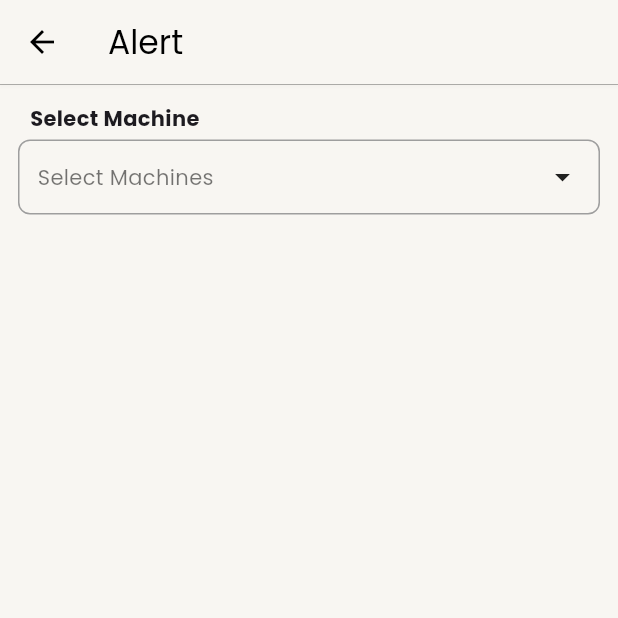
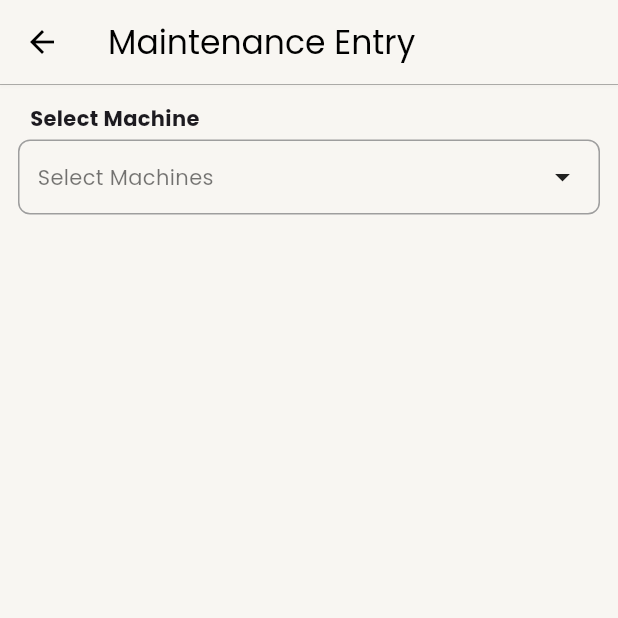
Before and after one commit to ParthDhankecha/trackweaving-app, a Flutter app: the MaintenanceEntryScreen screen opened directly, on a phone screen of 412 x 824 dp, the top half of it. Run offline on Flutter 3.47's test engine with Material 3 defaults, Android fonts, the phone set to English and light mode, and no system bars; our stand-ins replace animated_toggle_switch, firebase_core, firebase_messaging, flutter_local_notifications, flutter_svg, get and 6 more; missing offline and left inert: blinker; accounts and stored records are empty; network calls fail; project files that could hold a hidden picture were left out.

Commit message:
maintenance page title updated

```diff
--- a/lib/screens/settings_screen/maintenance_entry/maintenance_entry_screen.dart
+++ b/lib/screens/settings_screen/maintenance_entry/maintenance_entry_screen.dart
@@ -1,9 +1,9 @@
 import 'package:flutter/material.dart';
+import 'package:get/get.dart';
 import 'package:trackweaving/common_widgets/machine_search_dropdown.dart';
 import 'package:trackweaving/controllers/maintenance_category_controller.dart';
 import 'package:trackweaving/models/maintenance_alert_reponse.dart';
 import 'package:trackweaving/screens/settings_screen/maintenance_entry/maintenance_entry_card.dart';
-import 'package:get/get.dart';
 import 'package:trackweaving/utils/app_colors.dart';
 
 class MaintenanceEntryScreen extends StatefulWidget {
@@ -30,7 +30,7 @@ class _MaintenanceEntryScreenState extends State<MaintenanceEntryScreen> {
     return Scaffold(
       backgroundColor: AppColors.appBg,
 
-      appBar: AppBar(title: Text('alert'.tr)),
+      appBar: AppBar(title: Text('maintenance_entry'.tr)),
       body: Obx(
         () => controller.isLoading.value
             ? Column(children: [Center(child: CircularProgressIndicator())])
--- a/lib/utils/internationalization.dart
+++ b/lib/utils/internationalization.dart
@@ -160,8 +160,8 @@ class AppTranslations extends Translations {
       'check_and_tight_nuts': 'नट की जाँच और कसें',
       'machine_group': 'मशीन ग्रुप',
       'machine_configure': 'मशीन कॉन्फ़िगर करें',
-      'maintenance_category': 'रखरखाव श्रेणी',
-      'maintenance_entry': 'रखरखाव प्रविष्टि',
+      'maintenance_category': 'मेंटेनन्स श्रेणी',
+      'maintenance_entry': 'मेंटेनन्स प्रविष्टि',
       'shift_wise_comment_update': 'शिफ्ट के अनुसार टिप्पणी अपडेट',
       'logout': 'लॉगआउट',
       'home': 'होम',
```
